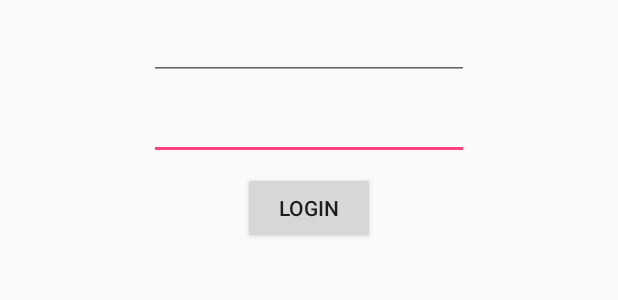
After one commit to Iman1997/Hangman, an Android app: the layout activity_login.xml on its own in the app's theme, with its tools: preview values and no code run, on a phone screen of 412 x 824 dp. The commit adds this screen. Shown: the top 300 px of the screen. Run offline under Robolectric (Android 15) with nearby library versions, the phone set to English and light mode, and no system bars; network calls fail.

Commit message:
login activity setup

```diff
--- a/app/src/main/AndroidManifest.xml
+++ b/app/src/main/AndroidManifest.xml
@@ -18,7 +18,7 @@
         android:roundIcon="@mipmap/ic_launcher_round"
         android:supportsRtl="true"
         android:theme="@style/AppTheme">
-        <activity android:name=".MainActivity">
+        <activity android:name=".LoginActivity">
             <intent-filter>
                 <action android:name="android.intent.action.MAIN" />
 
@@ -31,9 +31,10 @@
         <activity
             android:name=".WinActivity"
             android:parentActivityName=".MainActivity" />
+        <activity android:name=".MainActivity"/>
         <activity android:name=".LoseActivity" />
         <activity android:name=".HighScoreActivity" />
-        <activity android:name=".WordsActivity"></activity>
+        <activity android:name=".WordsActivity" />
     </application>
 
 </manifest>
--- /dev/null
+++ b/app/src/main/res/layout/activity_login.xml
@@ -0,0 +1,47 @@
+<?xml version="1.0" encoding="utf-8"?>
+<android.support.constraint.ConstraintLayout xmlns:android="http://schemas.android.com/apk/res/android"
+    xmlns:app="http://schemas.android.com/apk/res-auto"
+    xmlns:tools="http://schemas.android.com/tools"
+    android:layout_width="match_parent"
+    android:layout_height="match_parent"
+    tools:context=".LoginActivity">
+
+    <EditText
+        android:id="@+id/passwordInput"
+        android:layout_width="wrap_content"
+        android:layout_height="wrap_content"
+        android:layout_marginEnd="8dp"
+        android:layout_marginStart="8dp"
+        android:layout_marginTop="8dp"
+        android:ems="10"
+        android:inputType="textPassword"
+        app:layout_constraintEnd_toEndOf="parent"
+        app:layout_constraintStart_toStartOf="parent"
+        app:layout_constraintTop_toBottomOf="@+id/nameInput" />
+
+    <EditText
+        android:id="@+id/nameInput"
+        android:layout_width="wrap_content"
+        android:layout_height="wrap_content"
+        android:layout_marginEnd="8dp"
+        android:layout_marginStart="8dp"
+        android:layout_marginTop="8dp"
+        android:ems="10"
+        android:inputType="textPersonName"
+        app:layout_constraintEnd_toEndOf="parent"
+        app:layout_constraintStart_toStartOf="parent"
+        app:layout_constraintTop_toTopOf="parent" />
+
+    <Button
+        android:id="@+id/loginButton"
+        android:layout_width="wrap_content"
+        android:layout_height="wrap_content"
+        android:layout_marginEnd="8dp"
+        android:layout_marginStart="8dp"
+        android:layout_marginTop="8dp"
+        android:text="@string/login"
+        app:layout_constraintEnd_toEndOf="parent"
+        app:layout_constraintStart_toStartOf="parent"
+        app:layout_constraintTop_toBottomOf="@+id/passwordInput" />
+
+</android.support.constraint.ConstraintLayout>
--- a/app/src/main/res/values/strings.xml
+++ b/app/src/main/res/values/strings.xml
@@ -1,3 +1,4 @@
 <resources>
     <string name="app_name">Hangman</string>
+    <string name="login">Login</string>
 </resources>
```
Also changed, not shown: app/src/main/java/com/example/bruger/hangmanv1/LoginActivity.java (added, +36 -0 lines).
